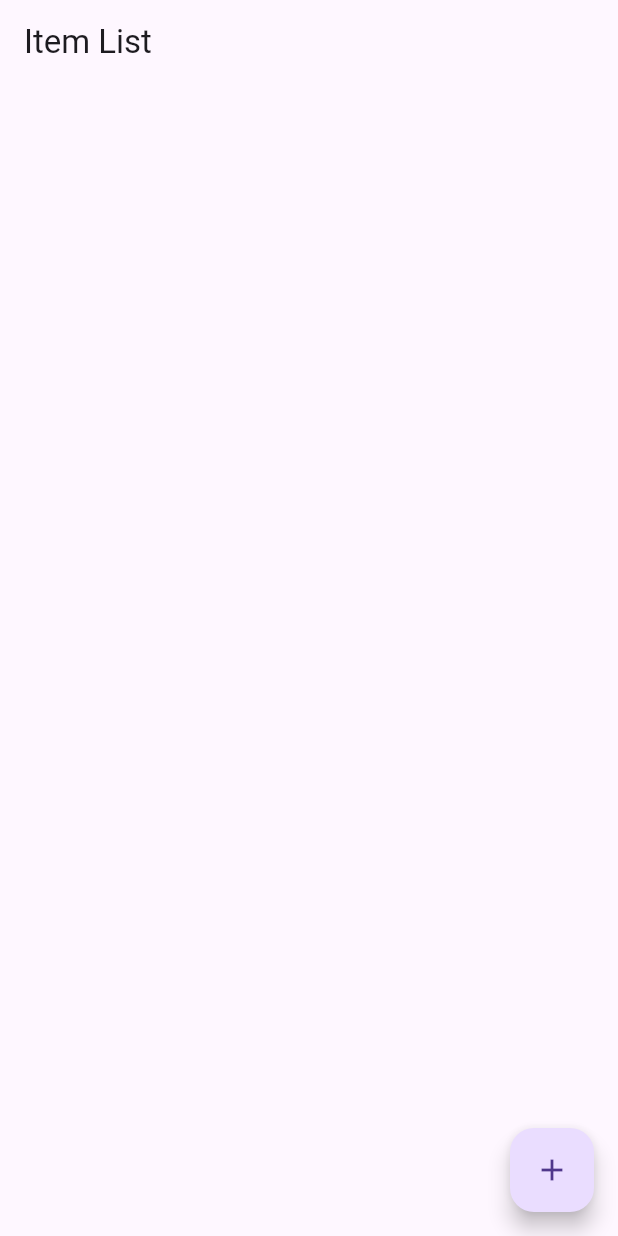
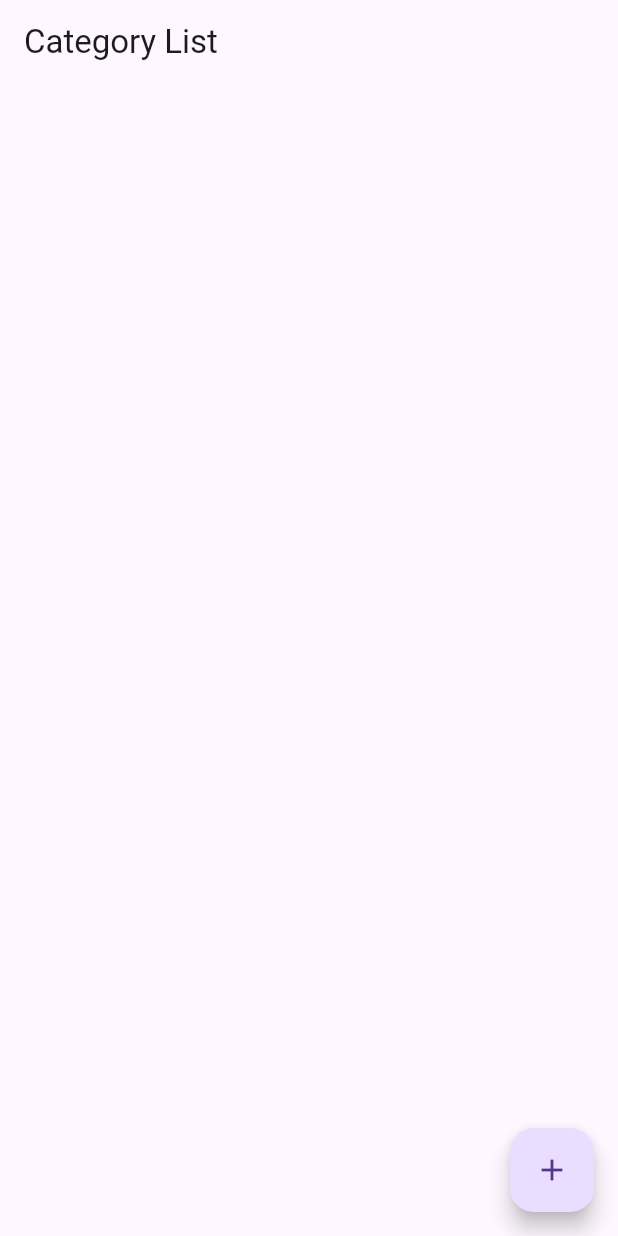
Before and after one commit to phucngdev/flutter_-management, a Flutter app: the screen it shows after launch, on a phone screen of 412 x 824 dp. Run offline on Flutter 3.47's test engine with Material 3 defaults, Android fonts, the phone set to English and light mode, and no system bars.

Commit message:
fix: text

```diff
--- a/lib/views/categoryView.dart
+++ b/lib/views/categoryView.dart
@@ -1,4 +1,3 @@
-// item_list_screen.dart
 import 'package:flutter/material.dart';
 import '../models/category.dart';
 
@@ -20,7 +19,7 @@ class _ItemListScreenState extends State<ItemListScreen> {
       ),
       home: Scaffold(
         appBar: AppBar(
-          title: Text('Item List'),
+          title: Text('Category List'),
         ),
         body: ListView.builder(
           itemCount: _items.length,
@@ -41,9 +40,7 @@ class _ItemListScreenState extends State<ItemListScreen> {
                   IconButton(
                     icon: Icon(Icons.delete),
                     onPressed: () {
-                      setState(() {
-                        _items.remove(item);
-                      });
+                      _confirmDeleteDialog(context, item);
                     },
                   ),
                 ],
@@ -66,10 +63,10 @@ class _ItemListScreenState extends State<ItemListScreen> {
       context: context,
       builder: (context) {
         return AlertDialog(
-          title: Text('Add New Item'),
+          title: Text('Add New Category'),
           content: TextField(
             controller: _textEditingController,
-            decoration: InputDecoration(labelText: 'Item Name'),
+            decoration: InputDecoration(labelText: 'Category Name'),
           ),
           actions: [
             TextButton(
@@ -104,10 +101,10 @@ class _ItemListScreenState extends State<ItemListScreen> {
       context: context,
       builder: (context) {
         return AlertDialog(
-          title: Text('Edit Item'),
+          title: Text('Edit Category'),
           content: TextField(
             controller: _editTextEditingController,
-            decoration: InputDecoration(labelText: 'New Item Name'),
+            decoration: InputDecoration(labelText: 'New Category Name'),
           ),
           actions: [
             TextButton(
@@ -133,4 +130,35 @@ class _ItemListScreenState extends State<ItemListScreen> {
       },
     );
   }
+
+  void _confirmDeleteDialog(BuildContext context, Item item) {
+    showDialog(
+      context: context,
+      builder: (context) {
+        return AlertDialog(
+          title: Text('Confirm Delete'),
+          content: Text('You want to delete this category?'),
+          actions: <Widget>[
+            TextButton(
+              onPressed: () => Navigator.of(context).pop(false),
+              child: Text('Cancel'),
+            ),
+            TextButton(
+              onPressed: () {
+                _deleteItem(item);
+                Navigator.of(context).pop(true);
+              },
+              child: Text('Delete'),
+            ),
+          ],
+        );
+      },
+    );
+  }
+
+  void _deleteItem(Item item) {
+    setState(() {
+      _items.remove(item);
+    });
+  }
 }
--- a/lib/views/listView.dart
+++ b/lib/views/listView.dart
@@ -25,10 +25,10 @@ class ItemListViewModel {
       context: context,
       builder: (context) {
         return AlertDialog(
-          title: Text('Add New Item'),
+          title: Text('Add New Category'),
           content: TextField(
             controller: _textEditingController,
-            decoration: InputDecoration(labelText: 'Item Name'),
+            decoration: InputDecoration(labelText: 'Category Name'),
           ),
           actions: [
             TextButton(
@@ -60,10 +60,10 @@ class ItemListViewModel {
       context: context,
       builder: (context) {
         return AlertDialog(
-          title: Text('Edit Item'),
+          title: Text('Edit Category'),
           content: TextField(
             controller: _editTextEditingController,
-            decoration: InputDecoration(labelText: 'New Item Name'),
+            decoration: InputDecoration(labelText: 'New Category Name'),
           ),
           actions: [
             TextButton(
```
